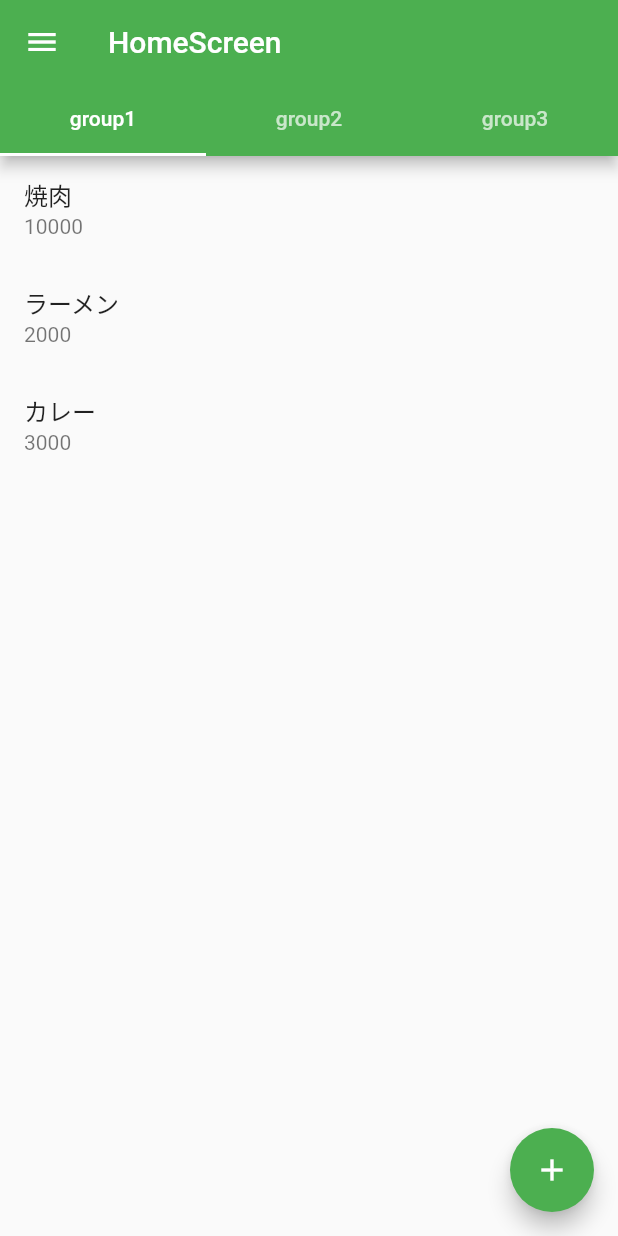
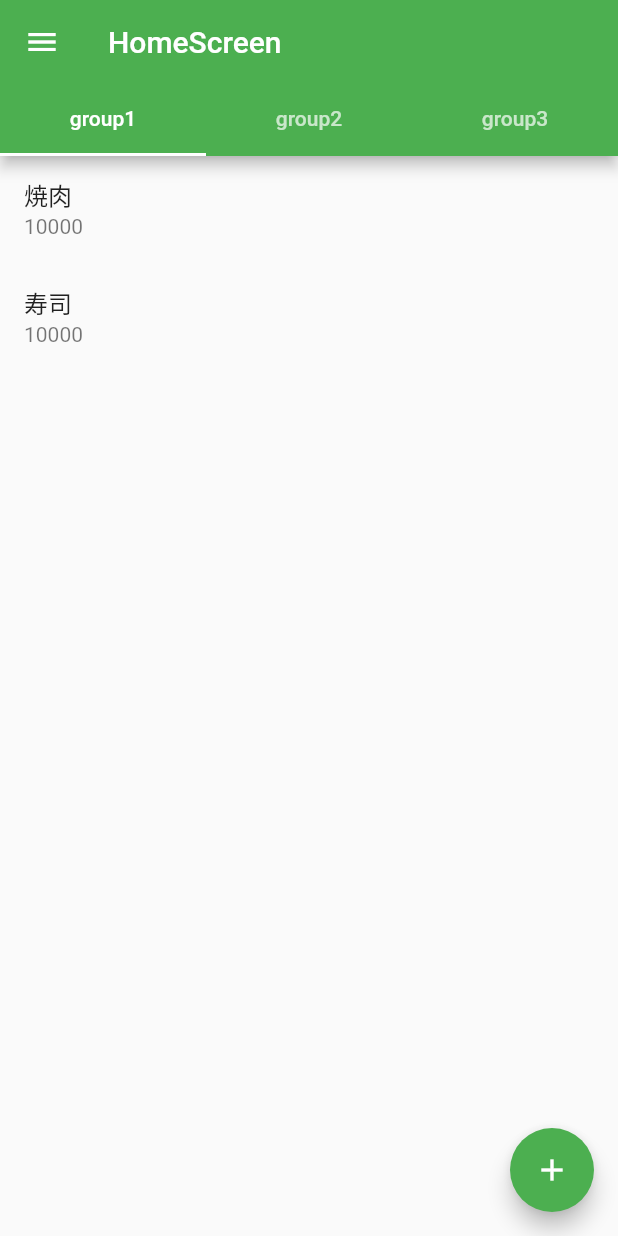
Before and after one commit to RYO1223/warikan, a Flutter app: the screen it shows after launch, on a phone screen of 412 x 824 dp. Run offline on Flutter 3.47's test engine with Material 2 defaults, Android fonts, the phone set to English and light mode, and no system bars.

Commit message:
feat: 仮実装をprovider経由で取得するように

```diff
--- a/lib/src/features/home/home.dart
+++ b/lib/src/features/home/home.dart
@@ -26,12 +26,10 @@ class _HomeScreenState extends State<HomeScreen> {
                 .toList(),
           ),
         ),
-        body: const TabBarView(
-          children: [
-            PaymentList(),
-            PaymentList(),
-            PaymentList(),
-          ],
+        body: TabBarView(
+          children: _groupsProvider.groups
+              .map((group) => PaymentList(group: group))
+              .toList(),
         ),
         floatingActionButton: FloatingActionButton(
           onPressed: () => {},
--- a/lib/src/features/home/payment_list.dart
+++ b/lib/src/features/home/payment_list.dart
@@ -1,21 +1,24 @@
 import 'package:flutter/material.dart';
 import 'package:flutter/src/foundation/key.dart';
 import 'package:flutter/src/widgets/framework.dart';
+import 'package:warikan/src/shared/classes/group.dart';
+import 'package:warikan/src/shared/providers/groups.dart';
 import 'package:warikan/src/shared/providers/payments.dart';
 
 class PaymentList extends StatefulWidget {
-  const PaymentList({Key? key}) : super(key: key);
+  const PaymentList({Key? key, required this.group}) : super(key: key);
+
+  final Group group;
 
   @override
   State<PaymentList> createState() => _PaymentListState();
 }
 
 class _PaymentListState extends State<PaymentList> {
-  PaymentsProvider _paymentsProvider = PaymentsProvider();
   @override
   Widget build(BuildContext context) {
     return ListView(
-      children: _paymentsProvider.payments.map((payment) {
+      children: widget.group.payments.map((payment) {
         return ListTile(
           title: Text(payment.name),
           subtitle: Text(payment.money.toString()),
--- a/lib/src/shared/classes/group.dart
+++ b/lib/src/shared/classes/group.dart
@@ -1,3 +1,6 @@
+import 'package:warikan/src/shared/classes/payment.dart';
+import 'package:warikan/src/shared/providers/payments.dart';
+
 class Group {
   const Group({
     required this.id,
@@ -6,4 +9,8 @@ class Group {
 
   final int id;
   final String name;
+
+  List<Payment> get payments => PaymentsProvider.shared.payments
+      .where((payment) => payment.group.id == id)
+      .toList();
 }
--- a/lib/src/shared/classes/payment.dart
+++ b/lib/src/shared/classes/payment.dart
@@ -1,11 +1,13 @@
+import 'package:warikan/src/shared/classes/group.dart';
+
 class Payment {
   const Payment({
-    required this.id,
+    required this.group,
     required this.name,
     required this.money,
   });
 
-  final int id;
+  final Group group;
   final String name;
   final int money;
 }
--- a/lib/src/shared/providers/groups.dart
+++ b/lib/src/shared/providers/groups.dart
@@ -1,6 +1,8 @@
 import 'package:warikan/src/shared/classes/group.dart';
 
 class GroupsProvider {
+  static GroupsProvider get shared => GroupsProvider();
+
   List<Group> get groups => const [
         Group(
           id: 1,
@@ -15,4 +17,8 @@ class GroupsProvider {
           name: 'group3',
         ),
       ];
+
+  Group getGroup(int id) {
+    return groups.firstWhere((group) => group.id == id);
+  }
 }
--- a/lib/src/shared/providers/payments.dart
+++ b/lib/src/shared/providers/payments.dart
@@ -1,21 +1,39 @@
 import 'package:warikan/src/shared/classes/payment.dart';
+import 'package:warikan/src/shared/providers/groups.dart';
 
 class PaymentsProvider {
-  List<Payment> get payments => const [
+  static PaymentsProvider get shared => PaymentsProvider();
+
+  List<Payment> get payments => [
         Payment(
-          id: 1,
+          group: GroupsProvider.shared.getGroup(1),
           name: '焼肉',
           money: 10000,
         ),
         Payment(
-          id: 2,
+          group: GroupsProvider.shared.getGroup(2),
           name: 'ラーメン',
           money: 2000,
         ),
         Payment(
-          id: 3,
+          group: GroupsProvider.shared.getGroup(3),
           name: 'カレー',
           money: 3000,
+        ),
+        Payment(
+          group: GroupsProvider.shared.getGroup(1),
+          name: '寿司',
+          money: 10000,
+        ),
+        Payment(
+          group: GroupsProvider.shared.getGroup(2),
+          name: 'ホテル',
+          money: 20000,
+        ),
+        Payment(
+          group: GroupsProvider.shared.getGroup(3),
+          name: '旅館',
+          money: 30000,
         )
       ];
 }
```
